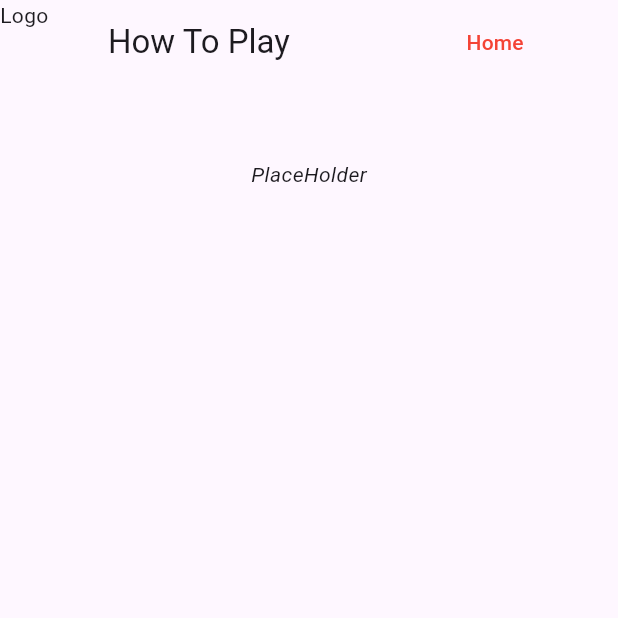
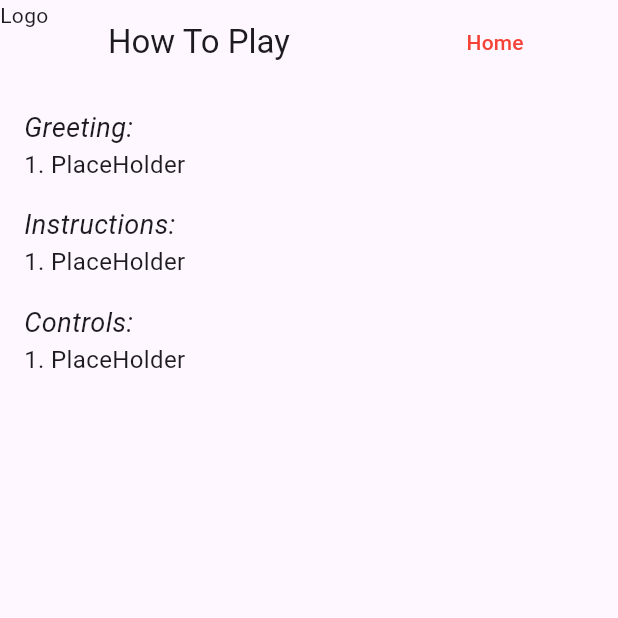
Before and after one commit to LittleCanOpener/Final_Assessment, a Flutter app: the HowToPlay screen opened by its route, on a phone screen of 412 x 824 dp, the top half of it. Run offline on Flutter 3.47's test engine with Material 3 defaults, Android fonts, the light colour scheme and no system bars.

Commit message:
Instructions
Setting up sections

```diff
--- a/lib/screens/how_to_play.dart
+++ b/lib/screens/how_to_play.dart
@@ -24,21 +24,50 @@ class HowToPlay extends StatelessWidget {
         ],
       ),
       // Body for "How to play"
-      body: const Row(
-        children: [
-          Expanded(
-            child: Column(
-              children: [
-                 SizedBox(height: 50),
-                 Center(
-                  child: Text('PlaceHolder',
-                    style: TextStyle(fontStyle: FontStyle.italic),
-                  ),
-                 ),
-              ],
+      body: const Padding(
+        padding: EdgeInsets.all(16.0),
+        child: SingleChildScrollView(
+          child: Column(
+            crossAxisAlignment: CrossAxisAlignment.start,
+            children: [
+                Text(
+              'Greeting:',
+              style: TextStyle(
+                  fontSize: 18.0,
+                  fontStyle: FontStyle.italic
+              ),
             ),
+              Text(
+                '1. PlaceHolder',
+                style: TextStyle(fontSize: 16.0),
+              ),
+              SizedBox(height: 16.0),
+              Text(
+                'Instructions:',
+                style: TextStyle(
+                    fontSize: 18.0,
+                    fontStyle: FontStyle.italic
+                ),
+              ),
+              Text(
+                '1. PlaceHolder',
+                style: TextStyle(fontSize: 16.0),
+              ),
+              SizedBox(height: 16.0),
+              Text(
+                'Controls:',
+                style: TextStyle(
+                    fontSize: 18.0,
+                    fontStyle: FontStyle.italic
+                ),
+              ),
+              Text(
+                '1. PlaceHolder',
+                style: TextStyle(fontSize: 16.0),
+              ),
+            ],
           ),
-        ],
+        ),
       ),
     );
   }
```
